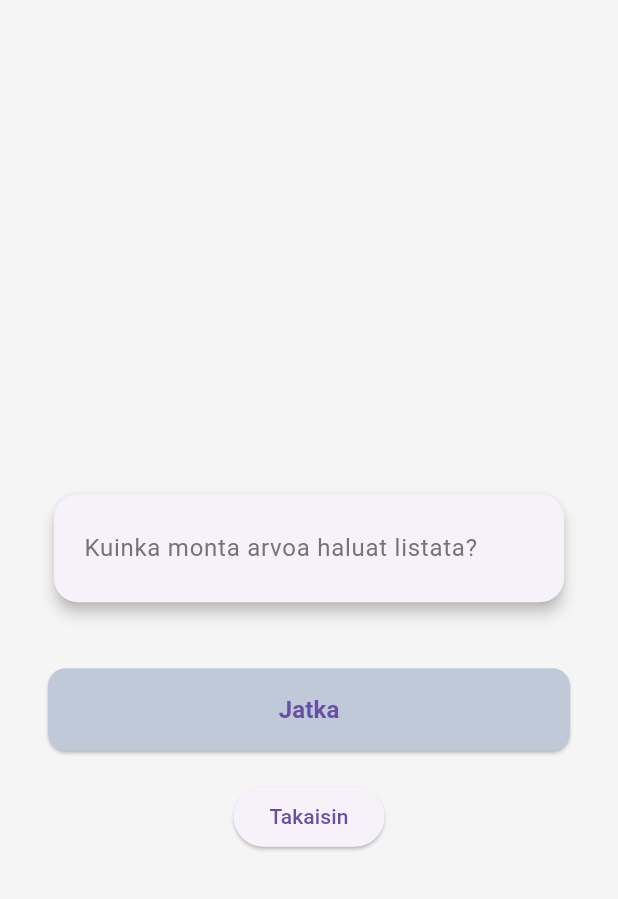
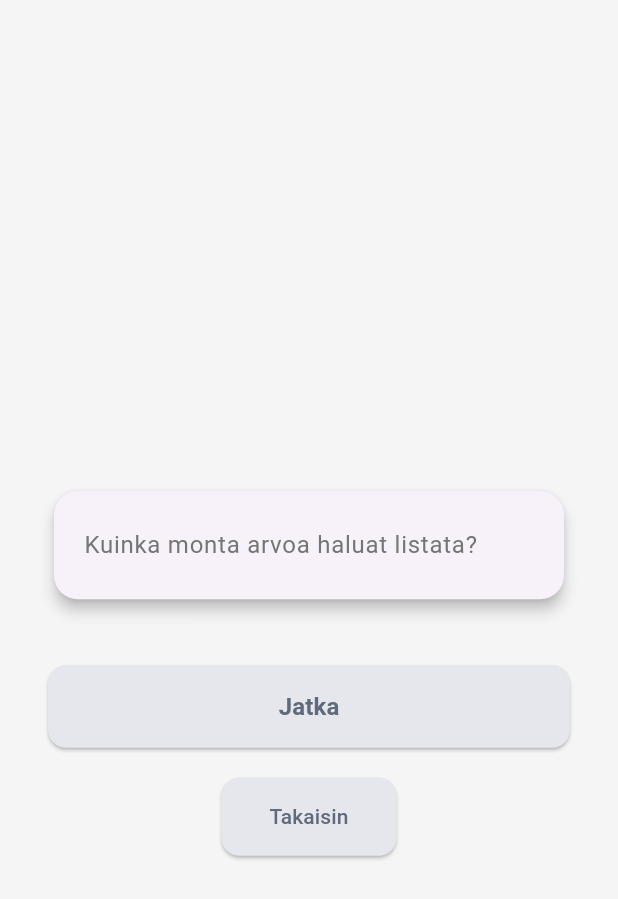
Before and after one commit to kiianie/arvokello, a Flutter app: the ArvokelloApp screen opened directly, after a tap on "Yksilö", on a phone screen of 412 x 824 dp. Shown: the top 899 px of the screen. Run offline on Flutter 3.47's test engine with Material 3 defaults, Android fonts, the phone set to English and light mode, and no system bars.

Commit message:
back button changes

```diff
--- a/lib/features/valuewheel_single/valuewheel_screens/ask_number.dart
+++ b/lib/features/valuewheel_single/valuewheel_screens/ask_number.dart
@@ -143,11 +143,12 @@ class _ArvokelloAppState extends State<ArvokelloApp> {
                           width: double.infinity,
                           child: ElevatedButton(
                             style: ElevatedButton.styleFrom(
-                              padding: const EdgeInsets.symmetric(vertical: 16),
+                              padding: const EdgeInsets.symmetric(vertical: 16, horizontal: 32),
                               shape: RoundedRectangleBorder(
                                 borderRadius: BorderRadius.circular(12),
                               ),
-                              backgroundColor: const Color.fromARGB(255, 192, 201, 216),
+                              backgroundColor: const Color.fromARGB(255, 229, 231, 236),
+                              foregroundColor: const Color.fromARGB(255, 95, 106, 125),
                             ),
                             onPressed: () {
                               int? amount = int.tryParse(controller.text);
@@ -171,12 +172,20 @@ class _ArvokelloAppState extends State<ArvokelloApp> {
                         ),
                         const SizedBox(height: 20),
                         ElevatedButton(
+                          style: ElevatedButton.styleFrom(
+                            padding: const EdgeInsets.symmetric(vertical: 16, horizontal: 32),
+                            shape: RoundedRectangleBorder(
+                              borderRadius: BorderRadius.circular(12),
+                            ),
+                            backgroundColor: const Color.fromARGB(255, 229, 231, 236),
+                            foregroundColor: const Color.fromARGB(255, 95, 106, 125),
+                          ),
                           onPressed: () {
                             setState(() {
                               _selectedMode = null;
                             });
                           },
-                          child: Text(labels['backButton'] ?? 'Back'),
+                          child: Text(labels['backButton'] ?? ''),
                         ),
                       ],
                     )
@@ -187,12 +196,20 @@ class _ArvokelloAppState extends State<ArvokelloApp> {
                           Text(labels['groupModeComing'] ?? 'Group mode coming soon!', style: const TextStyle(fontSize: 22)),
                           const SizedBox(height: 30),
                           ElevatedButton(
+                            style: ElevatedButton.styleFrom(
+                              padding: const EdgeInsets.symmetric(vertical: 16, horizontal: 32),
+                              shape: RoundedRectangleBorder(
+                                borderRadius: BorderRadius.circular(12),
+                              ),
+                              backgroundColor: const Color.fromARGB(255, 229, 231, 236),
+                              foregroundColor: const Color.fromARGB(255, 95, 106, 125),
+                            ),
                             onPressed: () {
                               setState(() {
                                 _selectedMode = null;
                               });
                             },
-                            child: Text(labels['backButton'] ?? 'Back'),
+                            child: Text(labels['backButton'] ?? ''),
                           ),
                         ],
                       ),
--- a/lib/features/valuewheel_single/valuewheel_screens/ask_words.dart
+++ b/lib/features/valuewheel_single/valuewheel_screens/ask_words.dart
@@ -89,11 +89,12 @@ class _AskWordsState extends State<AskWords> {
               width: double.infinity,
               child: ElevatedButton(
                 style: ElevatedButton.styleFrom(
-                  padding: const EdgeInsets.symmetric(vertical: 16),
+                  padding: const EdgeInsets.symmetric(vertical: 16, horizontal: 32),
                   shape: RoundedRectangleBorder(
                     borderRadius: BorderRadius.circular(12),
                   ),
-                  backgroundColor: const Color.fromARGB(255, 192, 201, 216),
+                  backgroundColor: const Color.fromARGB(255, 229, 231, 236),
+                  foregroundColor: const Color.fromARGB(255, 95, 106, 125),
                 ),
                 onPressed: () {
                   final words = controllers
```
Also changed, not shown: lib/features/valuewheel_single/valuewheel_screens/results.dart (+22 -1 lines).
